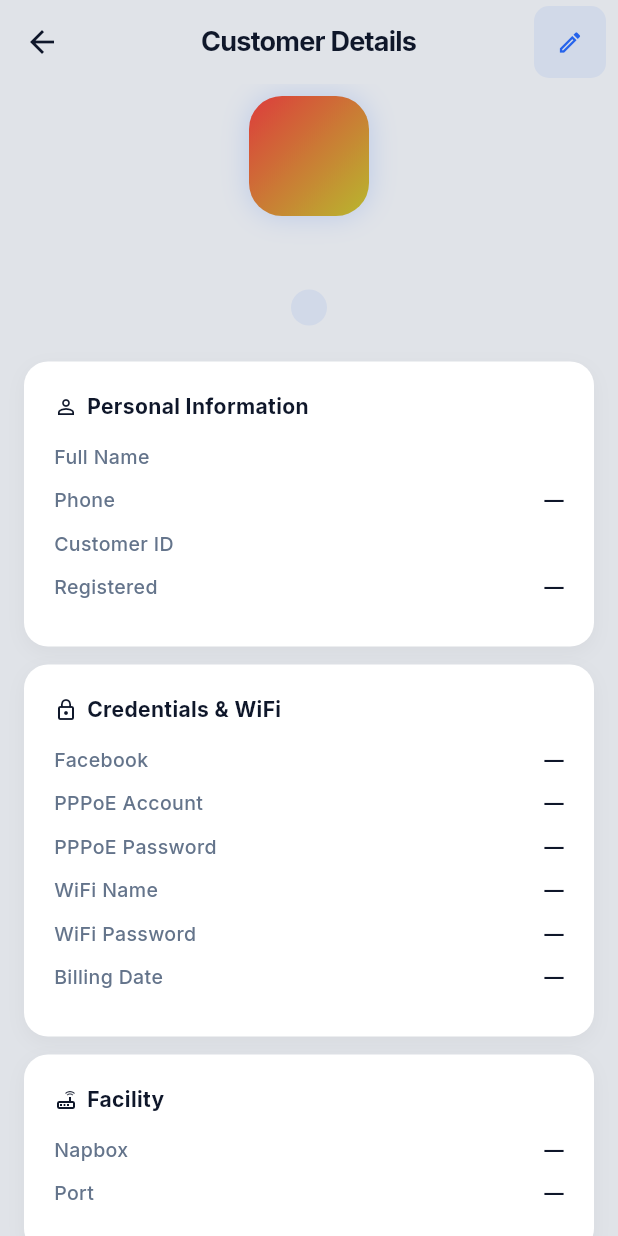
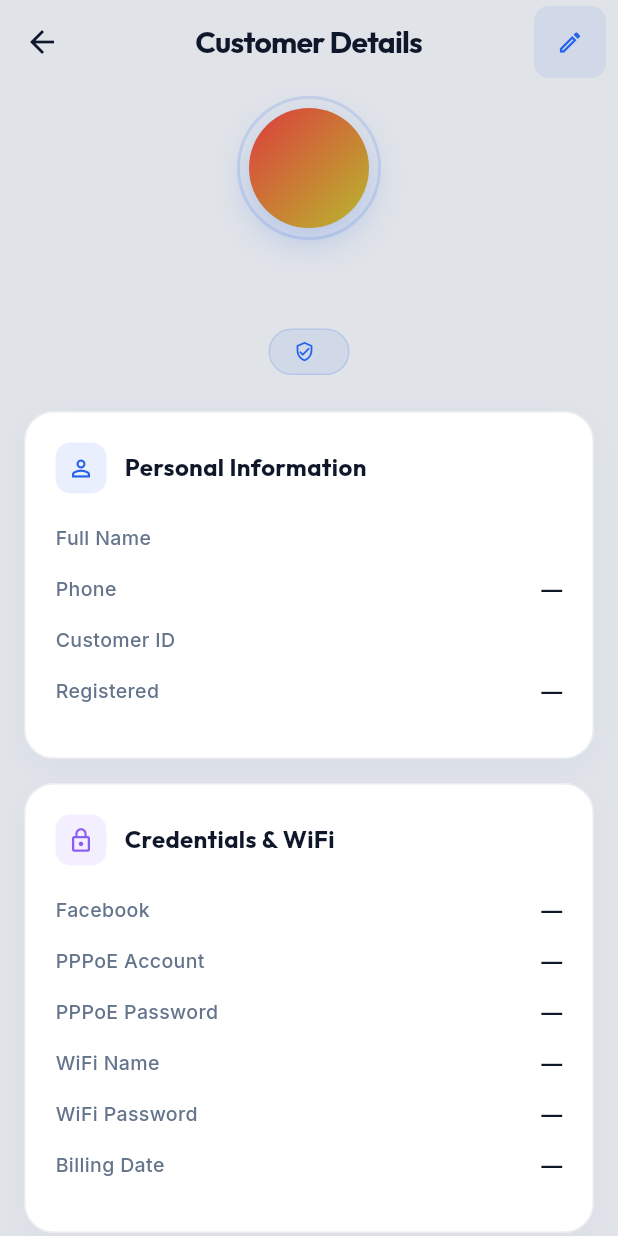
Before and after one commit to ailespringhive/wifibilling, a Flutter app: the _CustomerProfileScreen screen opened directly with empty values, on a phone screen of 412 x 824 dp. Run offline on Flutter 3.47's test engine with Material 3 defaults, Android fonts, the phone set to English and light mode, and no system bars; our stand-ins replace appwrite, connectivity_plus, fl_chart, flutter_map, flutter_svg, google_fonts and 7 more; missing offline and left inert: dart:js_interop, esc_pos_utils_plus, print_bluetooth_thermal; accounts and stored records are empty; network calls fail.

Commit message:
Enhance Customer Details UI in Collector App

```diff
--- a/collector_app/lib/screens/customer_detail_screen.dart
+++ b/collector_app/lib/screens/customer_detail_screen.dart
@@ -1148,7 +1148,7 @@ class _CustomerProfileScreen extends StatelessWidget {
     return Scaffold(
       backgroundColor: AppTheme.bgDark,
       appBar: AppBar(
-        title: Text('Customer Details', style: GoogleFonts.inter(fontWeight: FontWeight.w700, fontSize: 18)),
+        title: Text('Customer Details', style: GoogleFonts.outfit(fontWeight: FontWeight.bold, fontSize: 20)),
         backgroundColor: AppTheme.bgDark,
         surfaceTintColor: Colors.transparent,
         elevation: 0,
@@ -1191,39 +1191,60 @@ class _CustomerProfileScreen extends StatelessWidget {
             Center(
               child: Column(
                 children: [
+                  Stack(
+                    alignment: Alignment.center,
+                    children: [
+                      Container(
+                        width: 96,
+                        height: 96,
+                        decoration: BoxDecoration(
+                          shape: BoxShape.circle,
+                          border: Border.all(color: AppTheme.accentBlue.withValues(alpha: 0.15), width: 2),
+                        ),
+                      ),
                       Container(
                         width: 80,
                         height: 80,
                         decoration: BoxDecoration(
                           gradient: AppTheme.avatarGradient(customer.firstName),
-                      borderRadius: BorderRadius.circular(22),
+                          shape: BoxShape.circle,
                           boxShadow: [
-                        BoxShadow(color: AppTheme.accentBlue.withValues(alpha: 0.2), blurRadius: 16),
+                            BoxShadow(color: AppTheme.accentBlue.withValues(alpha: 0.25), blurRadius: 20, offset: const Offset(0, 8)),
                           ],
                         ),
                         child: Center(
                           child: Text(
                             customer.initials,
-                        style: GoogleFonts.inter(fontSize: 28, fontWeight: FontWeight.bold, color: Colors.white),
-                      ),
-                    ),
-                  ),
-                  const SizedBox(height: 14),
+                            style: GoogleFonts.outfit(fontSize: 28, fontWeight: FontWeight.bold, color: Colors.white),
+                          ),
+                        ),
+                      ),
+                    ],
+                  ),
+                  const SizedBox(height: 16),
                   Text(
                     '${customer.firstName} ${customer.middleName} ${customer.lastName}'.trim(),
-                    style: GoogleFonts.inter(fontSize: 22, fontWeight: FontWeight.bold, color: AppTheme.textPrimary),
+                    style: GoogleFonts.outfit(fontSize: 24, fontWeight: FontWeight.bold, color: AppTheme.textPrimary),
                     textAlign: TextAlign.center,
                   ),
-                  const SizedBox(height: 4),
+                  const SizedBox(height: 8),
                   Container(
-                    padding: const EdgeInsets.symmetric(horizontal: 12, vertical: 4),
+                    padding: const EdgeInsets.symmetric(horizontal: 16, vertical: 6),
                     decoration: BoxDecoration(
                       color: AppTheme.accentBlue.withValues(alpha: 0.08),
-                      borderRadius: BorderRadius.circular(12),
-                    ),
-                    child: Text(
+                      borderRadius: BorderRadius.circular(20),
+                      border: Border.all(color: AppTheme.accentBlue.withValues(alpha: 0.15)),
+                    ),
+                    child: Row(
+                      mainAxisSize: MainAxisSize.min,
+                      children: [
+                        const Icon(Icons.verified_user_outlined, size: 14, color: AppTheme.accentBlue),
+                        const SizedBox(width: 6),
+                        Text(
                           customer.role.toUpperCase(),
-                      style: GoogleFonts.inter(fontSize: 11, fontWeight: FontWeight.w600, color: AppTheme.accentBlue, letterSpacing: 1),
+                          style: GoogleFonts.inter(fontSize: 12, fontWeight: FontWeight.w700, color: AppTheme.accentBlue, letterSpacing: 1),
+                        ),
+                      ],
                     ),
                   ),
                 ],
@@ -1237,8 +1258,8 @@ class _CustomerProfileScreen extends StatelessWidget {
               _detailRow('Phone', customer.phone.isNotEmpty ? customer.phone : '—'),
               _detailRow('Customer ID', customer.userId),
               _detailRow('Registered', _formatDate(customer.createdAt)),
-            ]),
-            const SizedBox(height: 12),
+            ], accentColor: AppTheme.accentBlue),
+            const SizedBox(height: 16),
 
             // Credentials
             _sectionCard('Credentials & WiFi', Icons.lock_outline, [
@@ -1248,15 +1269,15 @@ class _CustomerProfileScreen extends StatelessWidget {
               _detailRow('WiFi Name', _getField('wifiName')),
               _detailRow('WiFi Password', _getField('wifiPassword')),
               _detailRow('Billing Date', _getField('billingStartDate')),
-            ]),
-            const SizedBox(height: 12),
+            ], accentColor: AppTheme.accentPurple),
+            const SizedBox(height: 16),
 
             // Facility
             _sectionCard('Facility', Icons.router_outlined, [
               _detailRow('Napbox', _getField('napbox')),
               _detailRow('Port', _getField('wifiPort')),
-            ]),
-            const SizedBox(height: 12),
+            ], accentColor: AppTheme.accentEmerald),
+            const SizedBox(height: 16),
 
             // Address
             _sectionCard('Address', Icons.location_on_outlined, [
@@ -1264,7 +1285,7 @@ class _CustomerProfileScreen extends StatelessWidget {
               _detailRow('Barangay', customer.barangay.isNotEmpty ? customer.barangay : '—'),
               _detailRow('City', customer.city.isNotEmpty ? customer.city : '—'),
               _detailRow('Province', customer.province.isNotEmpty ? customer.province : '—'),
-            ]),
+            ], accentColor: AppTheme.accentAmber),
 
             // Location Photos
             if (customer.locationPhotos.isNotEmpty) ...[
@@ -1341,14 +1362,20 @@ class _CustomerProfileScreen extends StatelessWidget {
     );
   }
 
-  Widget _sectionCard(String title, IconData icon, List<Widget> children) {
+  Widget _sectionCard(String title, IconData icon, List<Widget> children, {Color? accentColor}) {
+    final color = accentColor ?? AppTheme.accentBlue;
     return Container(
       padding: const EdgeInsets.all(20),
       decoration: BoxDecoration(
         color: AppTheme.bgCard,
-        borderRadius: BorderRadius.circular(16),
+        borderRadius: BorderRadius.circular(20),
+        border: Border.all(color: AppTheme.border.withValues(alpha: 0.8)),
         boxShadow: [
-          BoxShadow(color: Colors.black.withValues(alpha: 0.04), blurRadius: 10, offset: const Offset(0, 4)),
+          BoxShadow(
+            color: color.withValues(alpha: 0.04),
+            blurRadius: 16,
+            offset: const Offset(0, 6),
+          ),
         ],
       ),
       child: Column(
@@ -1356,12 +1383,26 @@ class _CustomerProfileScreen extends StatelessWidget {
         children: [
           Row(
             children: [
-              Icon(icon, size: 16, color: AppTheme.textPrimary),
-              const SizedBox(width: 6),
-              Text(title, style: GoogleFonts.inter(fontSize: 14, fontWeight: FontWeight.bold, color: AppTheme.textPrimary)),
-            ],
-          ),
-          const SizedBox(height: 14),
+              Container(
+                padding: const EdgeInsets.all(8),
+                decoration: BoxDecoration(
+                  color: color.withValues(alpha: 0.1),
+                  borderRadius: BorderRadius.circular(10),
+                ),
+                child: Icon(icon, size: 18, color: color),
+              ),
+              const SizedBox(width: 12),
+              Text(
+                title,
+                style: GoogleFonts.outfit(
+                  fontSize: 16,
+                  fontWeight: FontWeight.bold,
+                  color: AppTheme.textPrimary,
+                ),
+              ),
+            ],
+          ),
+          const SizedBox(height: 20),
           ...children,
         ],
       ),
@@ -1370,21 +1411,30 @@ class _CustomerProfileScreen extends StatelessWidget {
 
   Widget _detailRow(String label, String value) {
     return Padding(
-      padding: const EdgeInsets.only(bottom: 10),
+      padding: const EdgeInsets.only(bottom: 14),
       child: Row(
         crossAxisAlignment: CrossAxisAlignment.start,
         children: [
-          SizedBox(
-            width: 120,
+          Expanded(
+            flex: 2,
             child: Text(
               label,
-              style: GoogleFonts.inter(fontSize: 13, color: AppTheme.textMuted, fontWeight: FontWeight.w500),
+              style: GoogleFonts.inter(
+                fontSize: 13,
+                color: AppTheme.textMuted,
+                fontWeight: FontWeight.w500,
+              ),
             ),
           ),
           Expanded(
+            flex: 3,
             child: Text(
               value,
-              style: GoogleFonts.inter(fontSize: 13, fontWeight: FontWeight.w600, color: AppTheme.textPrimary),
+              style: GoogleFonts.inter(
+                fontSize: 14,
+                fontWeight: FontWeight.w600,
+                color: AppTheme.textPrimary,
+              ),
               textAlign: TextAlign.right,
             ),
           ),
```
Lines whose indentation alone changed are shown as unchanged.
